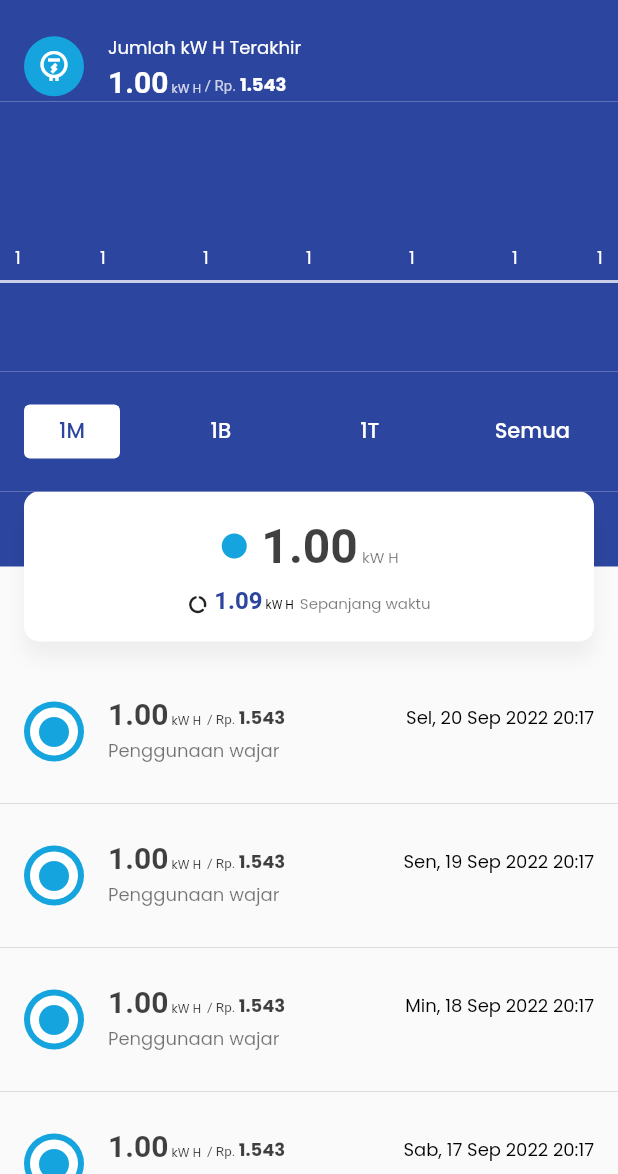
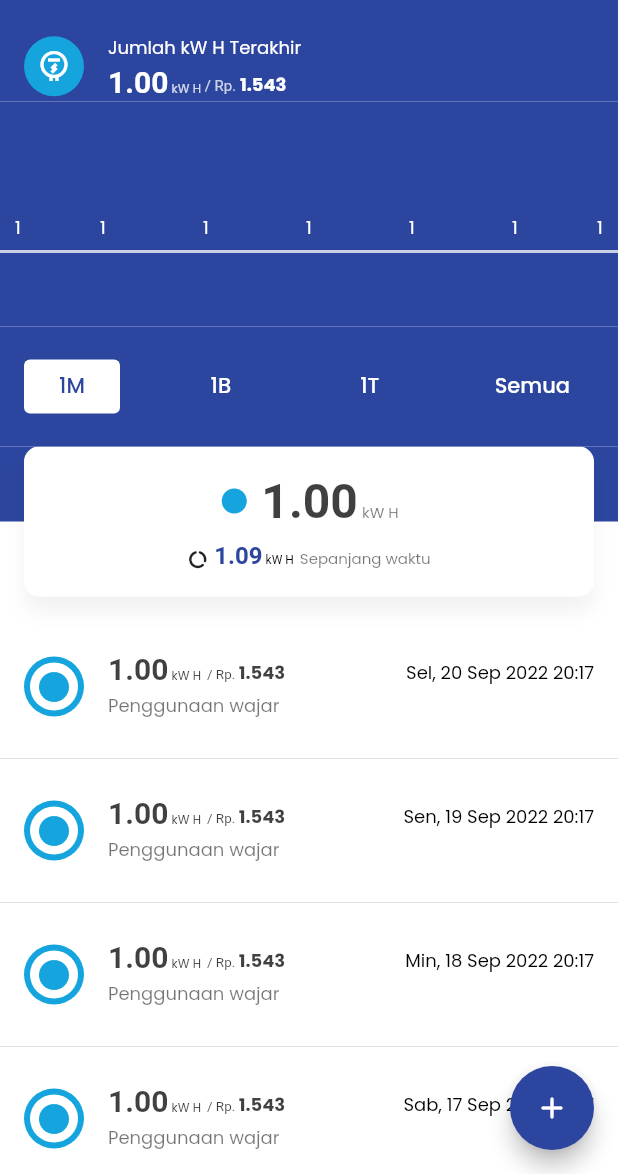
Before and after one commit to indmind/bukulistrik, a Flutter app: the screen it shows after launch, on a phone screen of 412 x 824 dp, the part 62-1236 px from its top. Run offline on Flutter 3.47's test engine with Material 2 defaults, Android fonts, the phone set to English and light mode, and no system bars; our stand-ins replace equatable, get, google_fonts, syncfusion_flutter_charts; missing offline and left inert: rainbow_color.

Commit message:
Add add record button

```diff
--- a/lib/ui/pages/add_record_page/add_record_page_view.dart
+++ b/lib/ui/pages/add_record_page/add_record_page_view.dart
@@ -1,6 +1,7 @@
 import 'package:bukulistrik/ui/pages/add_record_page/add_record_page_controller.dart';
 import 'package:flutter/material.dart';
-import 'package:get/get_state_manager/get_state_manager.dart';
+import 'package:flutter/services.dart';
+import 'package:get/get.dart';
 
 class AddRecordPageView extends GetView<AddRecordPageController> {
   const AddRecordPageView({Key? key}) : super(key: key);
@@ -8,6 +9,14 @@ class AddRecordPageView extends GetView<AddRecordPageController> {
   @override
   Widget build(BuildContext context) {
     return Scaffold(
+      appBar: AppBar(
+        systemOverlayStyle: SystemUiOverlayStyle.dark,
+        backgroundColor: Get.theme.colorScheme.background,
+        foregroundColor: Get.theme.colorScheme.onBackground,
+        title: const Text("Tambah"),
+        elevation: 0,
+        centerTitle: true,
+      ),
       body: SafeArea(child: Text(controller.title)),
     );
   }
--- a/lib/ui/pages/home_page/home_page_view.dart
+++ b/lib/ui/pages/home_page/home_page_view.dart
@@ -12,7 +12,6 @@ class HomePageView extends GetView<HomePageController> {
 
   @override
   Widget build(BuildContext context) {
-    return Obx(() {
     return Scaffold(
       body: CustomScrollView(
         controller: controller.scrollController,
@@ -40,8 +39,8 @@ class HomePageView extends GetView<HomePageController> {
                 bottom: Spacing.padding,
               ),
               child: AvailableKwh(
-                  available: controller
-                          .lastComputedRecord.value?.record.availableKwh ??
+                available:
+                    controller.lastComputedRecord.value?.record.availableKwh ??
                         0,
                 inPrice:
                     controller.lastComputedRecord.value?.costOfAvailableKwh,
@@ -96,8 +95,8 @@ class HomePageView extends GetView<HomePageController> {
                           if (diff.abs().toPrecision(2) < 0.1) {
                             color = Get.theme.colorScheme.secondary;
                           } else if (diff > 0) {
-                              color = Get.theme.colorScheme.tertiary
-                                  .withOpacity(0.8);
+                            color =
+                                Get.theme.colorScheme.tertiary.withOpacity(0.8);
                             icon = Icons.swipe_down_alt_rounded;
                           } else {
                             color =
@@ -123,8 +122,8 @@ class HomePageView extends GetView<HomePageController> {
                                   children: [
                                     TextSpan(
                                       text: ' kW H',
-                                        style: Get.theme.textTheme.caption!
-                                            .copyWith(
+                                      style:
+                                          Get.theme.textTheme.caption!.copyWith(
                                         fontSize: 10,
                                       ),
                                     ),
@@ -154,8 +153,7 @@ class HomePageView extends GetView<HomePageController> {
                                   TextSpan(
                                     text: ' kW H',
                                     style: TextStyle(
-                                        color:
-                                            Get.theme.colorScheme.onBackground,
+                                      color: Get.theme.colorScheme.onBackground,
                                       fontWeight: FontWeight.normal,
                                       fontSize: 8,
                                     ),
@@ -188,10 +186,10 @@ class HomePageView extends GetView<HomePageController> {
                 final cr = controller.computedRecords[i];
 
                 // difference from average consumption
-                  final diff = controller.calculationService
-                      .calculateDiff(cr.dailyUsage);
-                  final color = controller.calculationService
-                      .calculateColor(cr.dailyUsage);
+                final diff =
+                    controller.calculationService.calculateDiff(cr.dailyUsage);
+                final color =
+                    controller.calculationService.calculateColor(cr.dailyUsage);
 
                 String status = '-';
                 IconData icon = Icons.circle_rounded;
@@ -239,8 +237,7 @@ class HomePageView extends GetView<HomePageController> {
                               children: [
                                 TextSpan(
                                   text: Helper.rp.format(cr.dailyCost),
-                                    style:
-                                        Get.theme.textTheme.caption!.copyWith(
+                                  style: Get.theme.textTheme.caption!.copyWith(
                                     fontSize: 12,
                                     color: Get.theme.colorScheme.onBackground
                                         .withOpacity(0.75),
@@ -283,8 +280,7 @@ class HomePageView extends GetView<HomePageController> {
                                     style: TextStyle(
                                       fontSize: 14,
                                       fontWeight: FontWeight.bold,
-                                        color:
-                                            Get.theme.colorScheme.onBackground,
+                                      color: Get.theme.colorScheme.onBackground,
                                     ),
                                   ),
                                 ),
@@ -312,8 +308,7 @@ class HomePageView extends GetView<HomePageController> {
                                     Container(
                                       height: 16,
                                       width: 1,
-                                        color: Get
-                                            .theme.colorScheme.onBackground
+                                      color: Get.theme.colorScheme.onBackground
                                           .withOpacity(0.5),
                                     ),
                                     const Spacer(),
@@ -331,8 +326,7 @@ class HomePageView extends GetView<HomePageController> {
                                             text: Helper.rp.format(
                                               cr.record.addedKwhPrice,
                                             ),
-                                              style: Get
-                                                  .theme.textTheme.caption!
+                                            style: Get.theme.textTheme.caption!
                                                 .copyWith(
                                               fontSize: 18,
                                               color: Get.theme.colorScheme
@@ -360,16 +354,39 @@ class HomePageView extends GetView<HomePageController> {
           ),
         ],
       ),
-        floatingActionButton: controller.showBackToTopButton.value
+      floatingActionButton: Obx(() {
+        return Wrap(
+          direction: Axis.vertical,
+          children: [
+            AnimatedSwitcher(
+              duration: 150.milliseconds,
+              transitionBuilder: (child, animation) => ScaleTransition(
+                scale: animation,
+                child: child,
+              ),
+              switchInCurve: Curves.easeIn,
+              child: controller.showBackToTopButton.value
                   ? FloatingActionButton(
+                      heroTag: 'scroll-to-top-fab',
                       onPressed: controller.scrollToTop,
                       child: const Icon(
                         Icons.arrow_upward_rounded,
                       ),
                     )
-            : null,
+                  : const SizedBox.shrink(),
+            ),
+            Spacing.h6,
+            FloatingActionButton(
+              onPressed: () {
+                Get.toNamed('/add-record');
+              },
+              backgroundColor: Get.theme.colorScheme.primary,
+              child: const Icon(Icons.add_rounded),
+            ),
+          ],
         );
-    });
+      }),
+    );
   }
 
   Obx _buildChart() {
@@ -377,7 +394,7 @@ class HomePageView extends GetView<HomePageController> {
       final range = controller.chartRage.value;
 
       return Container(
-        height: 180,
+        height: 150,
         color: Get.theme.colorScheme.primary,
         child: SfCartesianChart(
           key: ValueKey(range),
--- a/lib/ui/theme/app_theme.dart
+++ b/lib/ui/theme/app_theme.dart
@@ -19,5 +19,6 @@ final kAppTheme = ThemeData.light().copyWith(
       statusBarColor: Colors.transparent,
     ),
   ),
+  scaffoldBackgroundColor: kColorScheme.background,
   textTheme: GoogleFonts.poppinsTextTheme(),
 );
```
Lines whose indentation alone changed are shown as unchanged.
